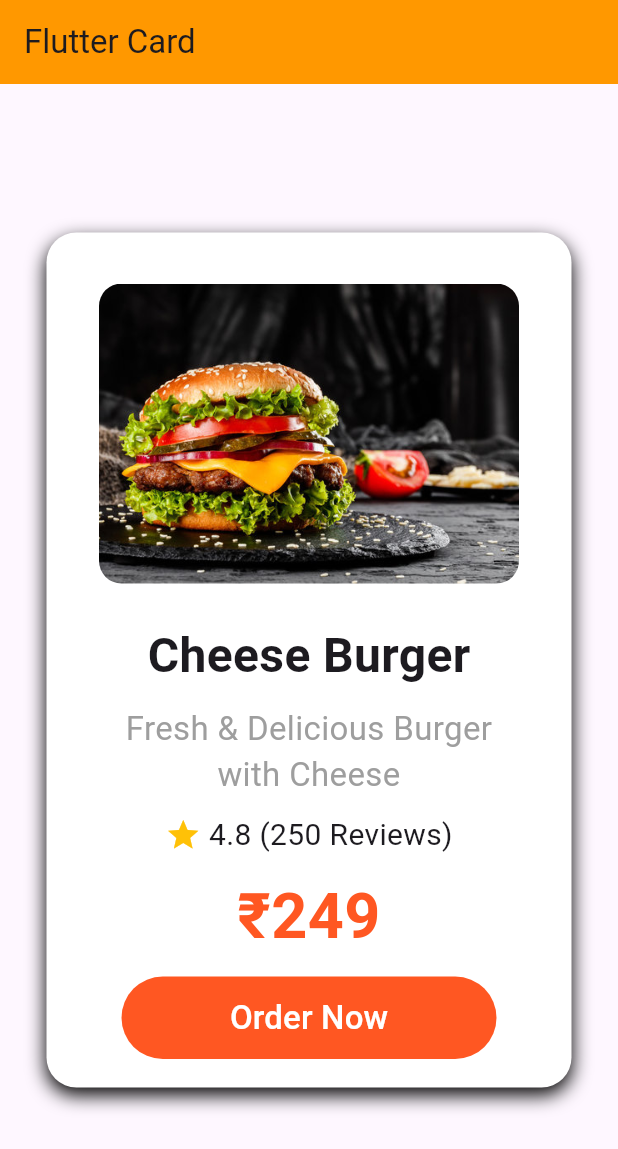
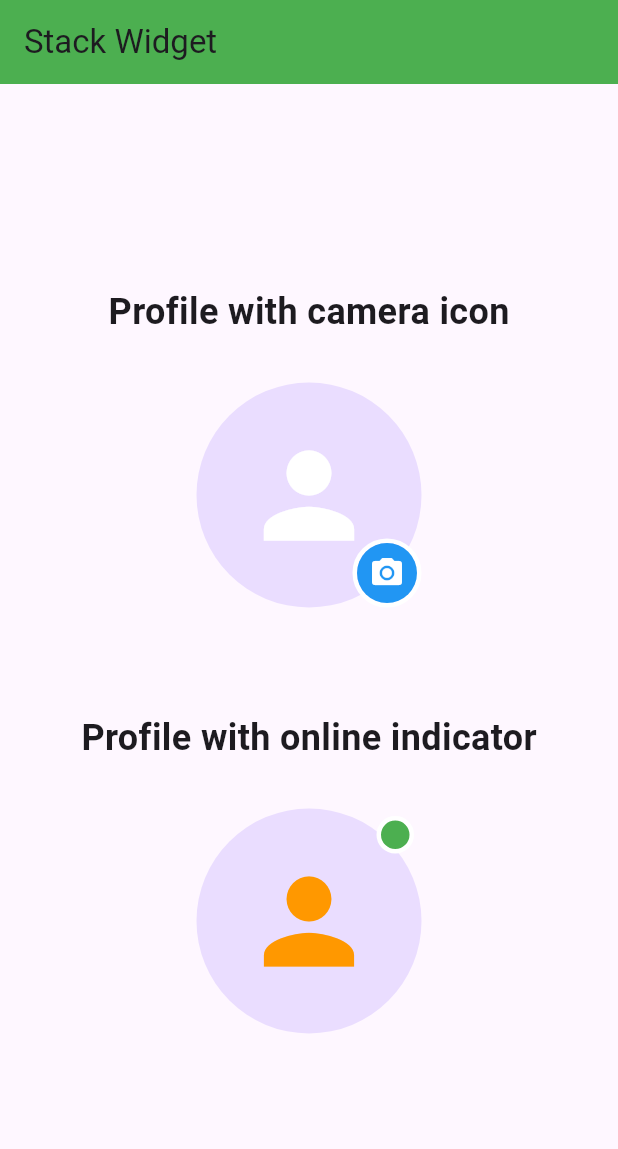
Before and after one commit to shivadixt/Jovac, a Flutter app: the screen it shows after launch, on a phone screen of 412 x 824 dp. Shown: the top 1149 px of the screen. Run offline on Flutter 3.47's test engine with Material 3 defaults, Android fonts, the light colour scheme and no system bars.

Commit message:
add StackWidget screen

```diff
--- a/jovacapp/lib/main.dart
+++ b/jovacapp/lib/main.dart
@@ -1,8 +1,8 @@
 import 'package:flutter/material.dart';
 //import 'screens/Student_ID_Card.dart';
 //import 'screens/profile_screen.dart';
-import 'screens/Image_card.dart';
-
+//import 'screens/Image_card.dart';
+import 'screens/stack_widget.dart';
 void main() {
   runApp(const MyApp());
 }
@@ -16,7 +16,8 @@ class MyApp extends StatelessWidget {
       debugShowCheckedModeBanner: false,
       //home: const StudentIdCardScreen(),
       //home: const ProfileScreen(),
-      home: const ImageCard(),
+      //home: const ImageCard(),
+      home: const StackWidget(),
     );
   }
 }
--- /dev/null
+++ b/jovacapp/lib/screens/stack_widget.dart
@@ -0,0 +1,80 @@
+import 'package:flutter/material.dart';
+
+class StackWidget extends StatelessWidget {
+  const StackWidget({super.key});
+
+  @override
+  Widget build(BuildContext context) {
+    return Scaffold(
+      appBar: AppBar(
+        title: Text("Stack Widget"),
+        backgroundColor: Colors.green,
+      ),
+      body: Center(
+        child: Column(
+          mainAxisAlignment: MainAxisAlignment.center,
+          children: [
+            Text(
+              "Profile with camera icon",
+              style: TextStyle(fontSize: 24, fontWeight: FontWeight.bold),
+            ),
+            SizedBox(height: 30),
+            Stack(
+              children: [
+                CircleAvatar(
+                  radius: 75,
+                  child: Icon(Icons.person, size: 90, color: Colors.white),
+                ),
+                Positioned(
+                  bottom: 0,
+                  right: 0,
+                  child: Container(
+                    decoration: BoxDecoration(
+                      shape: BoxShape.circle,
+                      border: Border.all(
+                        color: Colors.white,
+                        width: 3
+                      )
+                    ),
+                    child: CircleAvatar(
+                      radius: 20,
+                      backgroundColor: Colors.blue,
+                      child: Icon(Icons.camera_alt, color: Colors.white),
+                    ),
+                  ),
+                ),
+              ],
+            ),
+            SizedBox(height: 70),
+            Text(
+              "Profile with online indicator",
+              style: TextStyle(fontSize: 24, fontWeight: FontWeight.bold),
+            ),
+            SizedBox(height: 30),
+            Stack(
+              children: [
+                CircleAvatar(
+                  radius: 75,
+                  child: Icon(Icons.person, size: 90, color: Colors.orange),
+                ),
+                Positioned(
+                  top: 5,
+                  right: 5,
+                  child: Container(
+                    width: 25,
+                    height: 25,
+                    decoration: BoxDecoration(
+                      color: Colors.green,
+                      shape: BoxShape.circle,
+                      border: Border.all(color: Colors.white, width: 3),
+                    ),
+                  ),
+                ),
+              ],
+            ),
+          ],
+        ),
+      ),
+    );
+  }
+}
```
